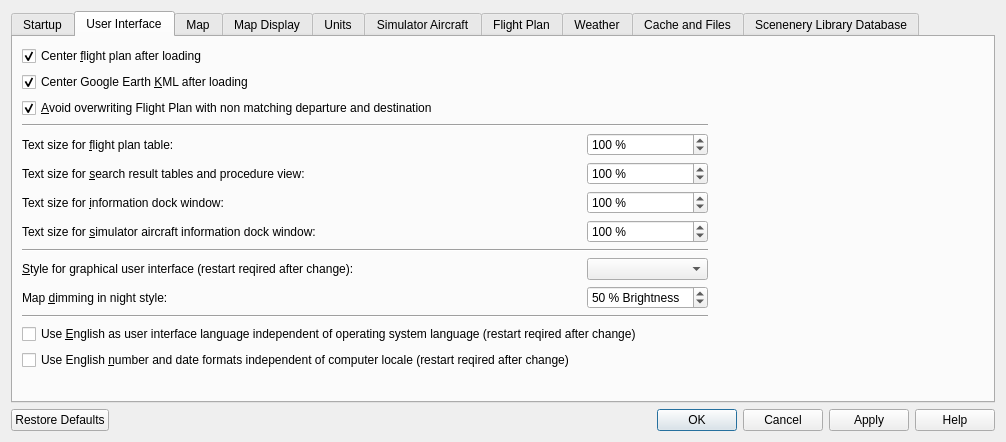
Before: the Qt Designer form src/options/options.ui in albar965/littlenavmap, drawn with Qt 5.
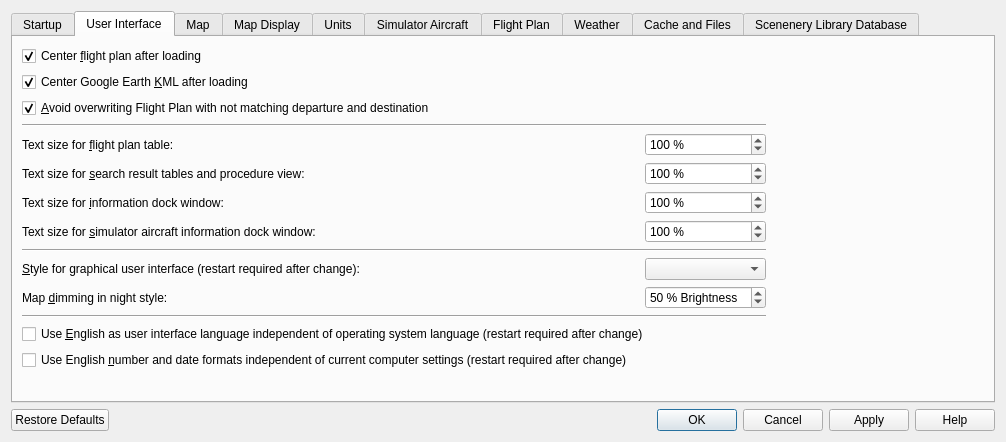
After: the same form once the commit is applied. The open tabs and pages were chosen to show the change.

Commit message: Fixed typos in options dialog.

```diff
--- a/src/options/options.ui
+++ b/src/options/options.ui
@@ -316,7 +316,7 @@
           <string>Overrides any available translations and forces Little Navmap to use the English language for all windows and dialogs. A restart is required for the settings to take effect.</string>
          </property>
          <property name="text">
-          <string>Use &amp;English as user interface language independent of operating system language (restart reqired after change)</string>
+          <string>Use &amp;English as user interface language independent of operating system language (restart required after change)</string>
          </property>
         </widget>
        </item>
@@ -331,7 +331,7 @@
           <string>Overrides local settings like number and date formats and forces English formats which implies &quot;.&quot; as decimal separator, &quot;,&quot; as thousands separator, am/pm time and other changes. A restart is required for the settings to take effect.</string>
          </property>
          <property name="text">
-          <string>Use English &amp;number and date formats independent of computer locale (restart reqired after change)</string>
+          <string>Use English &amp;number and date formats independent of current computer settings (restart required after change)</string>
          </property>
         </widget>
        </item>
@@ -434,7 +434,7 @@
        <item row="9" column="0">
         <widget class="QLabel" name="labelOptionsGuiTheme">
          <property name="text">
-          <string>&amp;Style for graphical user interface (restart reqired after change):</string>
+          <string>&amp;Style for graphical user interface (restart required after change):</string>
          </property>
          <property name="buddy">
           <cstring>comboBoxOptionsGuiTheme</cstring>
@@ -553,7 +553,7 @@
 The &quot;Save as&quot; dialog will show up instead of overwriting the current flight plan when you reverse the route for example.</string>
          </property>
          <property name="text">
-          <string>&amp;Avoid overwriting Flight Plan with non matching departure and destination</string>
+          <string>&amp;Avoid overwriting Flight Plan with not matching departure and destination</string>
          </property>
          <property name="checked">
           <bool>true</bool>
```
